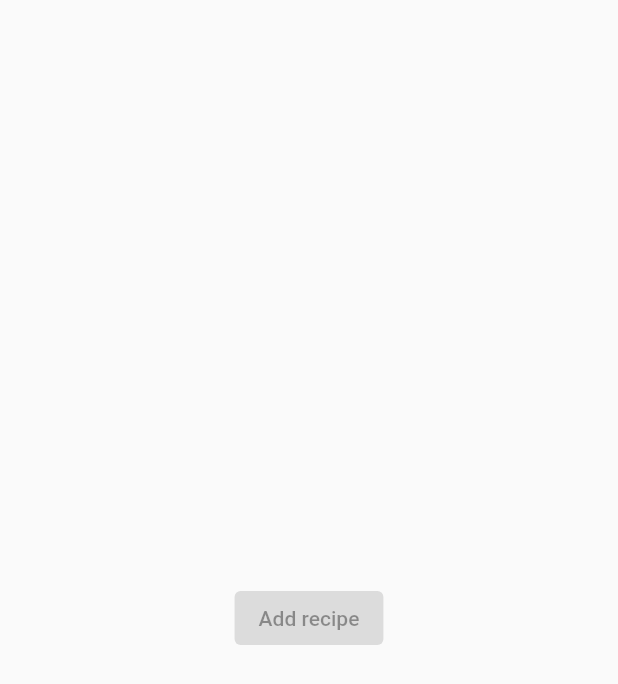
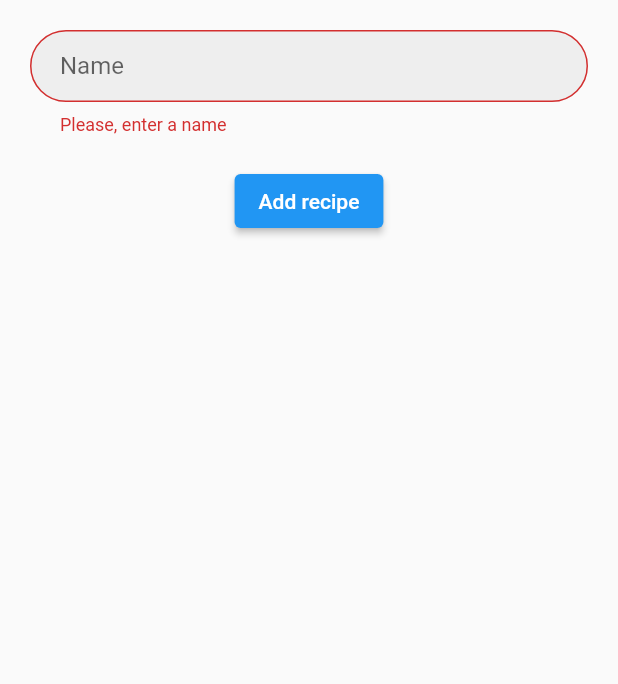
Before and after one commit to rasuru/recipe-collector, a Flutter app: the screen it shows after launch, after a tap on "Add recipe", on a phone screen of 412 x 824 dp. Shown: the top 684 px of the screen. Run offline on Flutter 3.47's test engine with Material 2 defaults, Android fonts, the phone set to English and light mode, and no system bars; our stand-ins replace bloc, equatable, flutter_bloc, fluttertoast, time; missing offline and left inert: sqlbrite; statements that could not run were skipped.

Commit message:
Add name field

```diff
--- a/lib/recipe_collector/ui.dart
+++ b/lib/recipe_collector/ui.dart
@@ -1,7 +1,7 @@
 import 'package:flutter/material.dart';
 import 'package:provider/provider.dart';
-import 'package:recipe_collector/recipe_form/add_recipe/providers.dart';
-import 'package:recipe_collector/recipe_form/add_recipe/widgets/button.dart';
+import 'package:recipe_collector/recipe_form/providers.dart';
+import 'package:recipe_collector/recipe_form/widget.dart';
 import 'package:recipe_collector/ui/theme.dart';
 
 class RecipeCollectorUI extends StatelessWidget {
@@ -11,20 +11,25 @@ class RecipeCollectorUI extends StatelessWidget {
 
   @override
   Widget build(BuildContext context) {
-    return MaterialApp(
-      home: Scaffold(
-        body: SafeArea(
-          child: MultiProvider(
-            providers: [
-              Provider<UITheme>(create: (_) => UITheme()),
-              ...createAddRecipeProviders(),
-            ],
-            child: Center(
-              child: AddRecipeButton(),
+    return MultiProvider(
+      providers: [
+        Provider<UITheme>(create: (_) => UITheme()),
+        ...createRecipeFormProviders(),
+      ],
+      builder: (context, _) {
+        return MaterialApp(
+          themeMode: ThemeMode.light,
+          theme: context.read<UITheme>().flutterTheme,
+          home: Scaffold(
+            body: SafeArea(
+              child: Padding(
+                padding: EdgeInsets.all(20),
+                child: RecipeForm(),
+              ),
             ),
           ),
-        ),
-      ),
+        );
+      },
     );
   }
 }
--- a/lib/recipe_form/add_recipe/model.dart
+++ b/lib/recipe_form/add_recipe/model.dart
@@ -4,14 +4,10 @@ import 'package:recipe_collector/progress.dart';
 import 'controller.dart';
 import 'use_case.dart';
 
-class AddRecipe$ extends Cubit<Progress<AddRecipeController>> {
-  AddRecipe$() : super(Idle());
+class AddRecipeProgress$ extends Cubit<Progress<AddRecipeController>> {
+  AddRecipeProgress$() : super(Idle());
 
   void call(Progress<AddRecipeUseCase> progress) {
     emit(progress.cast<AddRecipeController>());
   }
 }
-
-class RecipeName$ extends Cubit<String?> {
-  RecipeName$() : super(null);
-}
--- a/lib/recipe_form/add_recipe/providers.dart
+++ b/lib/recipe_form/add_recipe/providers.dart
@@ -6,7 +6,7 @@ import 'storage.dart';
 import 'use_case.dart';
 
 List<Provider> createAddRecipeProviders() {
-  final addRecipe$ = AddRecipe$();
+  final addRecipe$ = AddRecipeProgress$();
 
   return [
     Provider<AddRecipeController>(
@@ -17,7 +17,6 @@ List<Provider> createAddRecipeProviders() {
         ),
       ),
     ),
-    Provider<AddRecipe$>(create: (_) => addRecipe$),
-    Provider<RecipeName$>(create: (_) => RecipeName$()),
+    Provider<AddRecipeProgress$>(create: (_) => addRecipe$),
   ];
 }
--- a/lib/recipe_form/add_recipe/widgets/button.dart
+++ b/lib/recipe_form/add_recipe/widgets/button.dart
@@ -10,11 +10,17 @@ import 'package:recipe_collector/ui/theme.dart';
 import 'package:recipe_collector/widgets/success_message.dart';
 import 'package:time/time.dart';
 
+import '../../models/name.dart';
 import '../controller.dart';
 import '../model.dart';
 
 class AddRecipeButton extends StatefulWidget {
-  const AddRecipeButton({Key? key}) : super(key: key);
+  final bool Function() validate;
+
+  const AddRecipeButton({
+    Key? key,
+    required this.validate,
+  }) : super(key: key);
 
   @override
   _AddRecipeButtonState createState() => _AddRecipeButtonState();
@@ -23,49 +29,62 @@ class AddRecipeButton extends StatefulWidget {
 class _AddRecipeButtonState extends State<AddRecipeButton> {
   @override
   Widget build(BuildContext context) {
-    return BlocBuilder<AddRecipe$, Progress<void>>(
+    return BlocBuilder<AddRecipeProgress$, Progress<void>>(
       builder: (context, progress) {
         return ElevatedButton(
-          onPressed: _addRecipeHandler().nullifyIf(progress.isActive),
+          onPressed: () {
+            if (widget.validate()) {
+              _addRecipe();
+            }
+          }.nullifyIf(progress.isActive),
           child: Text('Add recipe'),
         );
       },
     );
   }
 
-  void Function() _addRecipeHandler() {
-    return () {
+  void _addRecipe() {
     final addRecipe = context.read<AddRecipeController>();
     final name = context.read<RecipeName$>().state;
 
     addRecipe(
       name: name,
     );
-    };
   }
 
+  late final FToast fToast;
   late final StreamSubscription _toastListener;
   @override
   void initState() {
     super.initState();
-    final fToast = FToast();
+    fToast = FToast();
     fToast.init(context);
-    _toastListener =
-        BlocProvider.of<AddRecipe$>(context).stream.listen((progress) {
+    _toastListener = context
+        .read<AddRecipeProgress$>()
+        .stream
+        .listen(handleAddRecipeProgress);
+  }
+
+  void handleAddRecipeProgress(Progress progress) {
     if (progress.isCompleted) {
       fToast.removeCustomToast();
+      showSuccesssMessage();
+    }
+  }
+
+  void showSuccesssMessage() {
     fToast.showToast(
       gravity: ToastGravity.BOTTOM,
       toastDuration: 2.seconds,
       child: MultiProvider(
         providers: [
-              Provider.value(value: context.read<UITheme>()),
+          ProxyProvider0<UITheme>(
+            update: (context, _) => context.read<UITheme>(),
+          )
         ],
         child: SuccessMessage(message: 'Recipe added'),
       ),
     );
-      }
-    });
   }
 
   @override
--- /dev/null
+++ b/lib/recipe_form/models/name.dart
@@ -0,0 +1,5 @@
+import 'package:bloc/bloc.dart';
+
+class RecipeName$ extends Cubit<String?> {
+  RecipeName$() : super(null);
+}
--- /dev/null
+++ b/lib/recipe_form/name_field/domain.dart
@@ -0,0 +1,5 @@
+String? validateRecipeName(String name) {
+  if (name.trim().isEmpty) {
+    return 'Please, enter a name';
+  }
+}
--- /dev/null
+++ b/lib/recipe_form/name_field/widget.dart
@@ -0,0 +1,19 @@
+import 'package:flutter/material.dart';
+import 'package:provider/provider.dart';
+import 'domain.dart';
+
+import '../models/name.dart';
+
+class NameField extends StatelessWidget {
+  const NameField({Key? key}) : super(key: key);
+
+  @override
+  Widget build(BuildContext context) {
+    return TextFormField(
+      decoration: InputDecoration(labelText: 'Name'),
+      autovalidateMode: AutovalidateMode.onUserInteraction,
+      onChanged: context.read<RecipeName$>().emit,
+      validator: (name) => validateRecipeName(name ?? ''),
+    );
+  }
+}
--- /dev/null
+++ b/lib/recipe_form/providers.dart
@@ -0,0 +1,9 @@
+import 'package:provider/provider.dart';
+
+import 'models/name.dart';
+
+List<Provider> createRecipeFormProviders() {
+  return [
+    Provider<RecipeName$>(create: (_) => RecipeName$()),
+  ];
+}
--- /dev/null
+++ b/lib/recipe_form/widget.dart
@@ -0,0 +1,40 @@
+import 'package:flutter/material.dart';
+import 'package:provider/provider.dart';
+
+import 'add_recipe/providers.dart';
+import 'add_recipe/widgets/button.dart';
+import 'name_field/widget.dart';
+
+class RecipeForm extends StatefulWidget {
+  const RecipeForm({Key? key}) : super(key: key);
+
+  @override
+  State<RecipeForm> createState() => _RecipeFormState();
+}
+
+class _RecipeFormState extends State<RecipeForm> {
+  final _formKey = GlobalKey<FormState>();
+
+  @override
+  Widget build(BuildContext context) {
+    return Form(
+      key: _formKey,
+      child: MultiProvider(
+        providers: [
+          ...createAddRecipeProviders(),
+        ],
+        child: Column(
+          children: [
+            NameField(),
+            SizedBox(height: 20),
+            AddRecipeButton(
+              validate: () {
+                return _formKey.currentState!.validate();
+              },
+            ),
+          ],
+        ),
+      ),
+    );
+  }
+}
--- a/lib/ui/theme.dart
+++ b/lib/ui/theme.dart
@@ -4,6 +4,30 @@ class UITheme {
   final borderWidth = 2.0;
   final borderRadius = BorderRadius.circular(5.0);
   final success = UISuccess();
+  final flutterTheme = ThemeData(
+    brightness: Brightness.light,
+    inputDecorationTheme: InputDecorationTheme(
+      contentPadding: EdgeInsets.only(
+        top: 5,
+        bottom: 5,
+        left: 20,
+        right: 20,
+      ),
+      filled: true,
+      fillColor: Colors.grey.shade200,
+      border: OutlineInputBorder(
+        borderRadius: BorderRadius.circular(40),
+      ),
+      enabledBorder: OutlineInputBorder(
+        borderSide: BorderSide(color: Colors.grey),
+        borderRadius: BorderRadius.circular(40),
+      ),
+      focusedBorder: OutlineInputBorder(
+        borderSide: BorderSide(color: Colors.blue.shade300, width: 2),
+        borderRadius: BorderRadius.circular(40),
+      ),
+    ),
+  );
 }
 
 class UISuccess {
```
Lines whose indentation alone changed are shown as unchanged.
